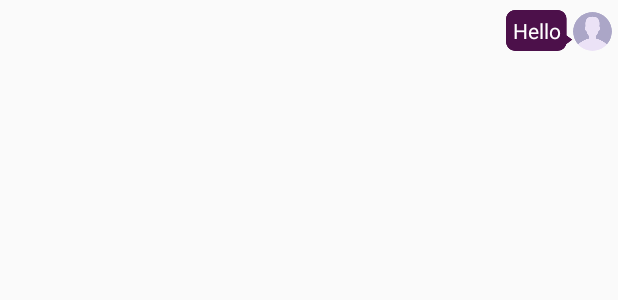
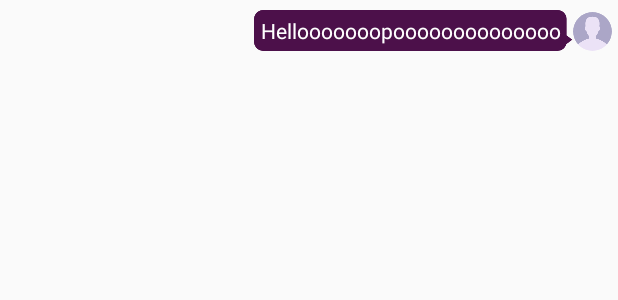
Before and after one commit to dungxdn/SimpleChat, an Android app: the layout view_holder_chat_my_message.xml on its own in the app's theme, with its tools: preview values and no code run, on a phone screen of 412 x 824 dp. Shown: the top 300 px of the screen. Run offline under Robolectric (Android 15) with nearby library versions, the phone set to English and light mode, and no system bars.

```diff
--- a/app/src/main/java/jp/bap/traning/simplechat/ui/BaseActivity.java
+++ b/app/src/main/java/jp/bap/traning/simplechat/ui/BaseActivity.java
@@ -56,8 +56,9 @@ public abstract class BaseActivity extends AppCompatActivity implements Callback
 
             case MESSAGE_RECEIVER:
                 try {
-                    Gson gson = new GsonBuilder().create();
-                    Message message = gson.fromJson(String.valueOf(data.getJSONObject("chatMessage")),Message.class);
+                    Gson gson = new Gson();
+                    String objectMessage = data.get("chatMessage").toString();
+                    Message message = gson.fromJson(objectMessage,Message.class);
                     onReceiverMessage(message);
                 } catch (JSONException e) {
                     e.printStackTrace();
--- a/app/src/main/java/jp/bap/traning/simplechat/ui/ChatTalksActivity.java
+++ b/app/src/main/java/jp/bap/traning/simplechat/ui/ChatTalksActivity.java
@@ -35,7 +35,6 @@ public class ChatTalksActivity extends BaseActivity {
                 listMessage.add(message);
                 chatTalksAdapter.notifyDataSetChanged();
                 ChatService.getChat().sendMessage(message,message.getRoomID());
-                Toast.makeText(ChatTalksActivity.this,"Send Message: "+message.getRoomID(),Toast.LENGTH_SHORT).show();
                 edtMessage.setText("");
 
             }
@@ -60,7 +59,6 @@ public class ChatTalksActivity extends BaseActivity {
     @Override
     public void onReceiverMessage(Message message) {
         super.onReceiverMessage(message);
-        Toast.makeText(ChatTalksActivity.this,"Nhan Duoc Message: "+message.getUserID(),Toast.LENGTH_SHORT).show();
         listMessage.add(message);
         chatTalksAdapter.notifyDataSetChanged();
     }
--- a/app/src/main/java/jp/bap/traning/simplechat/utils/Common.java
+++ b/app/src/main/java/jp/bap/traning/simplechat/utils/Common.java
@@ -9,7 +9,7 @@ import jp.bap.traning.simplechat.service.ChatService;
  */
 
 public class Common {
-    public static final String URL_SERVER = "http://172.16.1.77:3000";
+    public static final String URL_SERVER = "http://172.16.0.27:3000";
     public static final String ACTION_SOCKET_EVENT = "action.socket.event";
 
     public static void connectToServerSocket(Context context, String host, int token) {
--- a/app/src/main/res/layout/view_holder_chat_my_message.xml
+++ b/app/src/main/res/layout/view_holder_chat_my_message.xml
@@ -30,7 +30,7 @@
             android:layout_height="wrap_content"
             android:textColor="#FFFFFFFF"
             android:layout_gravity="center"
-            android:text="Hello"/>
+            android:text="Hellooooooopoooooooooooooo"/>
     </LinearLayout>
 
 </android.support.constraint.ConstraintLayout>
```
Also changed, not shown: app/src/main/res/drawable-xxxhdpi/bg_message_receive.png.
